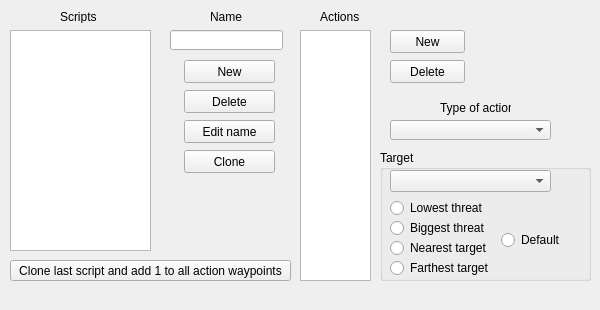
Old version of the form src/scriptsection.ui in the repository PTapioK/TSWaveMaker.
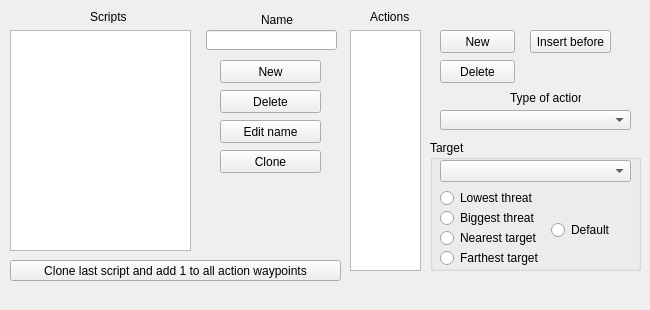
New version of the form.

```diff
--- a/src/scriptsection.ui
+++ b/src/scriptsection.ui
@@ -6,7 +6,7 @@
    <rect>
     <x>0</x>
     <y>0</y>
-    <width>600</width>
+    <width>650</width>
     <height>310</height>
    </rect>
   </property>
@@ -18,13 +18,13 @@
   </property>
   <property name="minimumSize">
    <size>
-    <width>600</width>
+    <width>650</width>
     <height>310</height>
    </size>
   </property>
   <property name="maximumSize">
    <size>
-    <width>600</width>
+    <width>650</width>
     <height>310</height>
    </size>
   </property>
@@ -46,7 +46,7 @@
      <rect>
       <x>10</x>
       <y>30</y>
-      <width>141</width>
+      <width>181</width>
       <height>221</height>
      </rect>
     </property>
@@ -57,7 +57,7 @@
    <widget class="QLabel" name="label">
     <property name="geometry">
      <rect>
-      <x>60</x>
+      <x>90</x>
       <y>10</y>
       <width>46</width>
       <height>13</height>
@@ -70,9 +70,9 @@
    <widget class="QLineEdit" name="SNameEdit">
     <property name="geometry">
      <rect>
-      <x>170</x>
+      <x>206</x>
       <y>30</y>
-      <width>113</width>
+      <width>131</width>
       <height>20</height>
      </rect>
     </property>
@@ -80,10 +80,10 @@
    <widget class="QLabel" name="label_2">
     <property name="geometry">
      <rect>
-      <x>210</x>
+      <x>261</x>
       <y>10</y>
-      <width>46</width>
-      <height>13</height>
+      <width>41</width>
+      <height>20</height>
      </rect>
     </property>
     <property name="text">
@@ -93,9 +93,9 @@
    <widget class="QPushButton" name="newS">
     <property name="geometry">
      <rect>
-      <x>184</x>
+      <x>220</x>
       <y>60</y>
-      <width>91</width>
+      <width>101</width>
       <height>23</height>
      </rect>
     </property>
@@ -106,9 +106,9 @@
    <widget class="QPushButton" name="delS">
     <property name="geometry">
      <rect>
-      <x>184</x>
+      <x>220</x>
       <y>90</y>
-      <width>91</width>
+      <width>101</width>
       <height>23</height>
      </rect>
     </property>
@@ -119,9 +119,9 @@
    <widget class="QPushButton" name="editSN">
     <property name="geometry">
      <rect>
-      <x>184</x>
+      <x>220</x>
       <y>120</y>
-      <width>91</width>
+      <width>101</width>
       <height>23</height>
      </rect>
     </property>
@@ -132,9 +132,9 @@
    <widget class="QPushButton" name="cloneS">
     <property name="geometry">
      <rect>
-      <x>184</x>
+      <x>220</x>
       <y>150</y>
-      <width>91</width>
+      <width>101</width>
       <height>23</height>
      </rect>
     </property>
@@ -145,17 +145,17 @@
    <widget class="QListWidget" name="ScriptActionList">
     <property name="geometry">
      <rect>
-      <x>300</x>
+      <x>350</x>
       <y>30</y>
       <width>71</width>
-      <height>251</height>
+      <height>241</height>
      </rect>
     </property>
    </widget>
    <widget class="QLabel" name="label_3">
     <property name="geometry">
      <rect>
-      <x>320</x>
+      <x>370</x>
       <y>10</y>
       <width>46</width>
       <height>13</height>
@@ -168,7 +168,7 @@
    <widget class="QPushButton" name="newSA">
     <property name="geometry">
      <rect>
-      <x>390</x>
+      <x>440</x>
       <y>30</y>
       <width>75</width>
       <height>23</height>
@@ -181,7 +181,7 @@
    <widget class="QPushButton" name="delSA">
     <property name="geometry">
      <rect>
-      <x>390</x>
+      <x>440</x>
       <y>60</y>
       <width>75</width>
       <height>23</height>
@@ -194,9 +194,9 @@
    <widget class="QComboBox" name="SATypeBox">
     <property name="geometry">
      <rect>
-      <x>390</x>
-      <y>120</y>
-      <width>161</width>
+      <x>440</x>
+      <y>110</y>
+      <width>191</width>
       <height>20</height>
      </rect>
     </property>
@@ -207,8 +207,8 @@
    <widget class="QLabel" name="label_4">
     <property name="geometry">
      <rect>
-      <x>440</x>
-      <y>100</y>
+      <x>510</x>
+      <y>90</y>
       <width>71</width>
       <height>16</height>
      </rect>
@@ -220,9 +220,9 @@
    <widget class="QComboBox" name="SATargetBox">
     <property name="geometry">
      <rect>
-      <x>390</x>
-      <y>170</y>
-      <width>161</width>
+      <x>440</x>
+      <y>160</y>
+      <width>191</width>
       <height>22</height>
      </rect>
     </property>
@@ -235,7 +235,7 @@
      <rect>
       <x>10</x>
       <y>260</y>
-      <width>281</width>
+      <width>331</width>
       <height>21</height>
      </rect>
     </property>
@@ -252,8 +252,8 @@
    <widget class="QRadioButton" name="lowThreat">
     <property name="geometry">
      <rect>
-      <x>390</x>
-      <y>200</y>
+      <x>440</x>
+      <y>190</y>
       <width>101</width>
       <height>16</height>
      </rect>
@@ -265,8 +265,8 @@
    <widget class="QRadioButton" name="bigThreat">
     <property name="geometry">
      <rect>
-      <x>390</x>
-      <y>220</y>
+      <x>440</x>
+      <y>210</y>
       <width>161</width>
       <height>16</height>
      </rect>
@@ -278,8 +278,8 @@
    <widget class="QRadioButton" name="nearTarget">
     <property name="geometry">
      <rect>
-      <x>390</x>
-      <y>240</y>
+      <x>440</x>
+      <y>230</y>
       <width>161</width>
       <height>16</height>
      </rect>
@@ -291,8 +291,8 @@
    <widget class="QRadioButton" name="farTarget">
     <property name="geometry">
      <rect>
-      <x>390</x>
-      <y>260</y>
+      <x>440</x>
+      <y>250</y>
       <width>171</width>
       <height>16</height>
      </rect>
@@ -304,8 +304,8 @@
    <widget class="QRadioButton" name="defaultTarget">
     <property name="geometry">
      <rect>
-      <x>501</x>
-      <y>230</y>
+      <x>551</x>
+      <y>220</y>
       <width>91</width>
       <height>20</height>
      </rect>
@@ -317,8 +317,8 @@
    <widget class="QGroupBox" name="groupBox">
     <property name="geometry">
      <rect>
-      <x>380</x>
-      <y>150</y>
+      <x>430</x>
+      <y>140</y>
       <width>211</width>
       <height>131</height>
      </rect>
@@ -327,6 +327,19 @@
      <string>Target</string>
     </property>
    </widget>
+   <widget class="QPushButton" name="newSA_Bef">
+    <property name="geometry">
+     <rect>
+      <x>530</x>
+      <y>30</y>
+      <width>81</width>
+      <height>23</height>
+     </rect>
+    </property>
+    <property name="text">
+     <string>Insert before</string>
+    </property>
+   </widget>
    <zorder>ScriptList</zorder>
    <zorder>label</zorder>
    <zorder>SNameEdit</zorder>
```
Left out of the diff: 1 changed line with no effect on the pictures.
